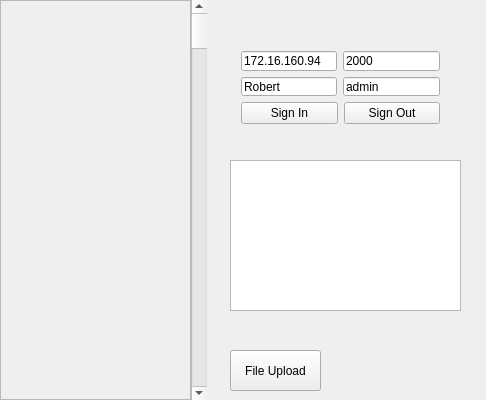
The window that DemoClient/gui/demogui.ui (xiaodezhang/OspDemoClient_msc) describes before a commit, drawn with Qt 5.
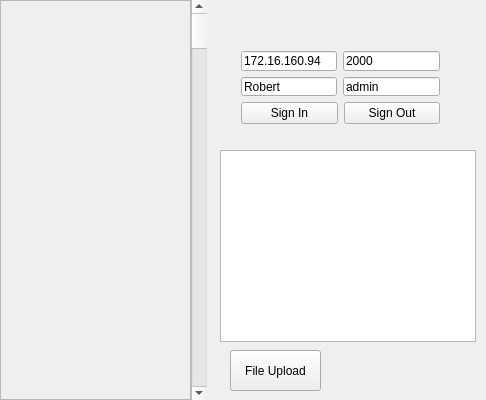
The same window after the commit.

Commit message: a bug in sign out,change the display gui tool

```diff
--- a/DemoClient/gui/demogui.ui
+++ b/DemoClient/gui/demogui.ui
@@ -10,6 +10,12 @@
     <height>400</height>
    </rect>
   </property>
+  <property name="maximumSize">
+   <size>
+    <width>486</width>
+    <height>400</height>
+   </size>
+  </property>
   <property name="windowTitle">
    <string>File Upload</string>
   </property>
@@ -26,16 +32,6 @@
     <string>File Upload</string>
    </property>
   </widget>
-  <widget class="QTextEdit" name="TE_ACKShow">
-   <property name="geometry">
-    <rect>
-     <x>230</x>
-     <y>160</y>
-     <width>231</width>
-     <height>151</height>
-    </rect>
-   </property>
-  </widget>
   <widget class="QWidget" name="layoutWidget">
    <property name="geometry">
     <rect>
@@ -161,6 +157,16 @@
     <enum>Qt::Vertical</enum>
    </property>
   </widget>
+  <widget class="QTextBrowser" name="TB_ACKShow">
+   <property name="geometry">
+    <rect>
+     <x>220</x>
+     <y>150</y>
+     <width>256</width>
+     <height>192</height>
+    </rect>
+   </property>
+  </widget>
  </widget>
  <layoutdefault spacing="6" margin="11"/>
  <resources>
```
The commit also changes 2 other files.
